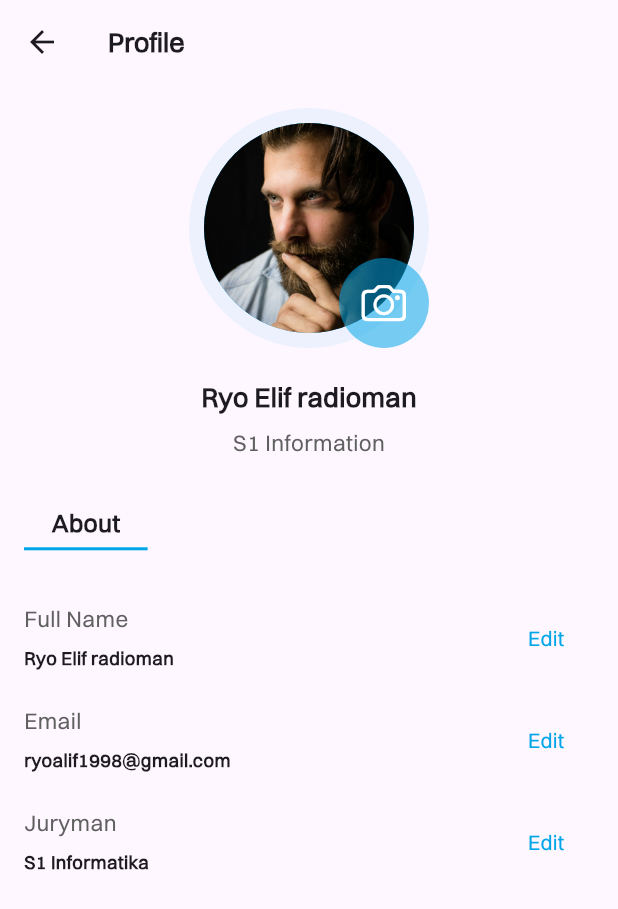
After one commit to codegyept/travellapp, a Flutter app: the ProfileScreen screen opened directly, on a phone screen of 412 x 824 dp. The commit adds this screen. Shown: the top 909 px of the screen. Run offline on Flutter 3.47's test engine with Material 3 defaults, Android fonts, the phone set to English and light mode, and no system bars; our stand-ins replace bloc, dotted_line, flutter_bloc, flutter_screenutil, flutter_svg, get_it and 1 more.

Commit message:
add profile screen with some assets

```diff
--- /dev/null
+++ b/devtools_options.yaml
@@ -0,0 +1 @@
+extensions:
--- a/lib/core/utils/app_assets.dart
+++ b/lib/core/utils/app_assets.dart
@@ -3,4 +3,5 @@ class AppAssets {
   static const String logoMastercard = 'assets/svgs/logo_mastercard.svg';
   static const String logoVisa = 'assets/svgs/logo_visa.svg';
   static const String rectangle = 'assets/images/rectangle.png';
+  static const String profile = 'assets/images/profile.png';
 }
--- /dev/null
+++ b/lib/features/home_screen/presentaion/components/profile_card_details.dart
@@ -0,0 +1,54 @@
+import 'package:flutter/material.dart';
+import 'package:flutter_screenutil/flutter_screenutil.dart';
+import 'package:rehlatyuae/core/utils/custom_text_button.dart';
+
+class ProfileCardDetails extends StatelessWidget {
+  final String title;
+  final String value;
+
+  const ProfileCardDetails({
+    required this.title,
+    required this.value,
+    super.key,
+  });
+
+  @override
+  Widget build(BuildContext context) {
+    return Padding(
+      padding: const EdgeInsets.only(bottom: 20),
+      child: Row(
+        mainAxisAlignment: MainAxisAlignment.spaceBetween,
+        children: [
+          Column(
+            crossAxisAlignment: CrossAxisAlignment.start,
+            children: [
+              Text(
+                title,
+                style: const TextStyle(
+                  fontSize: 15,
+                  color: Color(0xFF606060),
+                  fontWeight: FontWeight.w400,
+                  height: 1.3,
+                ),
+              ),
+              SizedBox(
+                height: 7.h,
+              ),
+              Text(
+                value,
+                style: TextStyle(
+                  fontSize: 12.sp,
+                  fontWeight: FontWeight.w700,
+                ),
+              ),
+            ],
+          ),
+          DefaultTextButton(
+            onPressed: () {},
+            text: "Edit",
+          )
+        ],
+      ),
+    );
+  }
+}
--- /dev/null
+++ b/lib/features/home_screen/presentaion/views/profile_screen.dart
@@ -0,0 +1,115 @@
+import 'package:flutter/cupertino.dart';
+import 'package:flutter/material.dart';
+import 'package:flutter_screenutil/flutter_screenutil.dart';
+import 'package:rehlatyuae/core/utils/app_assets.dart';
+import 'package:rehlatyuae/core/utils/app_colors.dart';
+import 'package:rehlatyuae/core/utils/custom_circle_avatar.dart';
+import 'package:rehlatyuae/features/home_screen/presentaion/components/profile_card_details.dart';
+
+class ProfileScreen extends StatelessWidget {
+  const ProfileScreen({super.key});
+
+  @override
+  Widget build(BuildContext context) {
+    return Scaffold(
+      appBar: AppBar(
+        title: const Text(
+          "Profile",
+          style: TextStyle(
+            fontSize: 18,
+            fontWeight: FontWeight.w700,
+          ),
+        ),
+      ),
+      body: Padding(
+        padding: const EdgeInsets.all(16),
+        child: Column(
+          children: <Widget>[
+            Stack(
+              children: [
+                const CustomCircleAvatar(
+                  backgroundImage: AssetImage(AppAssets.profile),
+                  borderWidth: 10,
+                  radius: 70,
+                ),
+                Positioned(
+                  right: 0,
+                  bottom: 0,
+                  child: CustomCircleAvatar(
+                    backgroundColor: AppColors.blogItemContainerBackgroundColor.withOpacity(0.5),
+                    radius: 30,
+                    iconData: CupertinoIcons.camera,
+                    iconSize: 30,
+                  ),
+                ),
+              ],
+            ),
+            SizedBox(
+              height: 20.h,
+            ),
+            const Text(
+              "Ryo Elif radioman",
+              style: TextStyle(
+                fontSize: 18,
+                fontWeight: FontWeight.w700,
+              ),
+            ),
+            SizedBox(
+              height: 7.h,
+            ),
+            const Text(
+              "S1 Information",
+              style: TextStyle(
+                fontSize: 15,
+                color: Color(0xFF606060),
+                fontWeight: FontWeight.w400,
+                height: 1.3,
+              ),
+            ),
+            SizedBox(
+              height: 30.h,
+            ),
+            Row(
+              children: [
+                Column(
+                  children: [
+                    Text(
+                      "About",
+                      style: TextStyle(
+                        fontSize: 16.sp,
+                        fontWeight: FontWeight.w700,
+                      ),
+                    ),
+                    SizedBox(
+                      width: 60.w,
+                      child: Divider(
+                        color: AppColors.blogItemContainerBackgroundColor,
+                        thickness: 2,
+                        height: 10.h,
+                      ),
+                    ),
+                  ],
+                ),
+              ],
+            ),
+            SizedBox(
+              height: 30.h,
+            ),
+            const ProfileCardDetails(
+              title: "Full Name",
+              value: "Ryo Elif radioman",
+            ),
+            const ProfileCardDetails(
+              title: "Email",
+              value: "ryoalif1998@gmail.com",
+            ),
+            const ProfileCardDetails(
+              title: "Juryman",
+              value: "S1 Informatika",
+            ),
+          ],
+        ),
+      ),
+    );
+  }
+}
```
Also changed, not shown: assets/images/profile.png (added).
